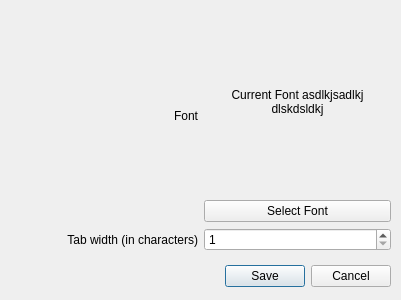
This is src/preferencesdialog.ui in ali-rantakari/QarkDown as Qt 5 draws it before an edit. The edited form follows.
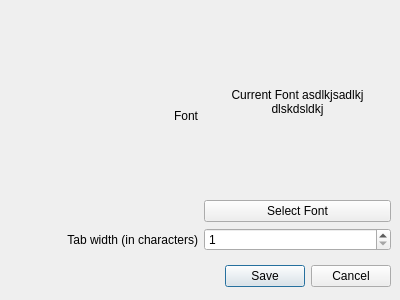
This is the edited form.

Commit message: Make the prefs dialog non-resizable.

```diff
--- a/src/preferencesdialog.ui
+++ b/src/preferencesdialog.ui
@@ -6,13 +6,40 @@
    <rect>
     <x>0</x>
     <y>0</y>
-    <width>401</width>
+    <width>400</width>
     <height>300</height>
    </rect>
   </property>
+  <property name="sizePolicy">
+   <sizepolicy hsizetype="Fixed" vsizetype="Fixed">
+    <horstretch>0</horstretch>
+    <verstretch>0</verstretch>
+   </sizepolicy>
+  </property>
+  <property name="minimumSize">
+   <size>
+    <width>400</width>
+    <height>300</height>
+   </size>
+  </property>
+  <property name="maximumSize">
+   <size>
+    <width>400</width>
+    <height>300</height>
+   </size>
+  </property>
+  <property name="baseSize">
+   <size>
+    <width>400</width>
+    <height>300</height>
+   </size>
+  </property>
   <property name="windowTitle">
    <string>QarkDown Preferences</string>
   </property>
+  <property name="sizeGripEnabled">
+   <bool>false</bool>
+  </property>
   <widget class="QDialogButtonBox" name="buttonBox">
    <property name="geometry">
     <rect>
```
